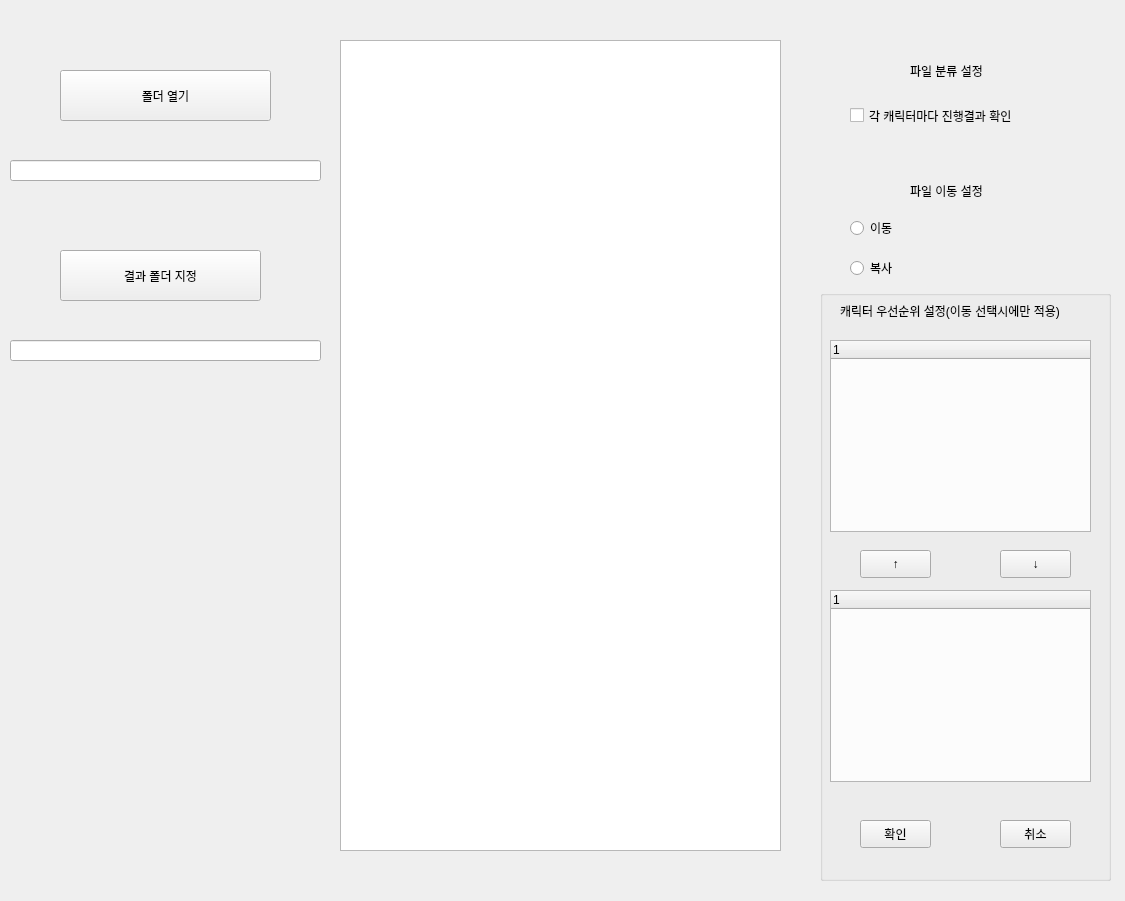
Qt form Autosort_window.ui (SongHyungJin/GraduationProject) before a commit.
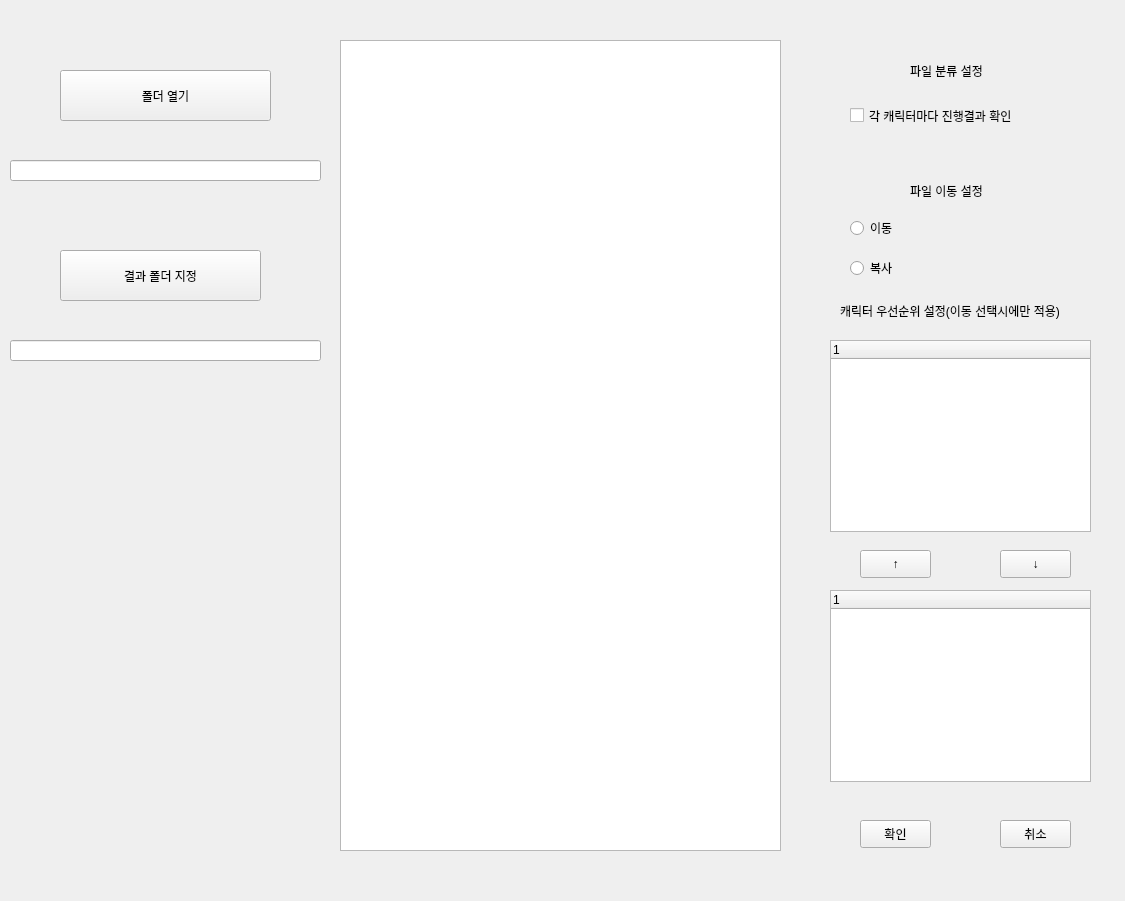
The same form after that commit.

Commit message: 그룹박스삭제

Diff of the .ui file:
```diff
--- a/Autosort_window.ui
+++ b/Autosort_window.ui
@@ -229,19 +229,6 @@
     <string>복사</string>
    </property>
   </widget>
-  <widget class="QGroupBox" name="groupBox">
-   <property name="geometry">
-    <rect>
-     <x>820</x>
-     <y>290</y>
-     <width>291</width>
-     <height>591</height>
-    </rect>
-   </property>
-   <property name="title">
-    <string/>
-   </property>
-  </widget>
  </widget>
  <resources/>
  <connections/>
```
